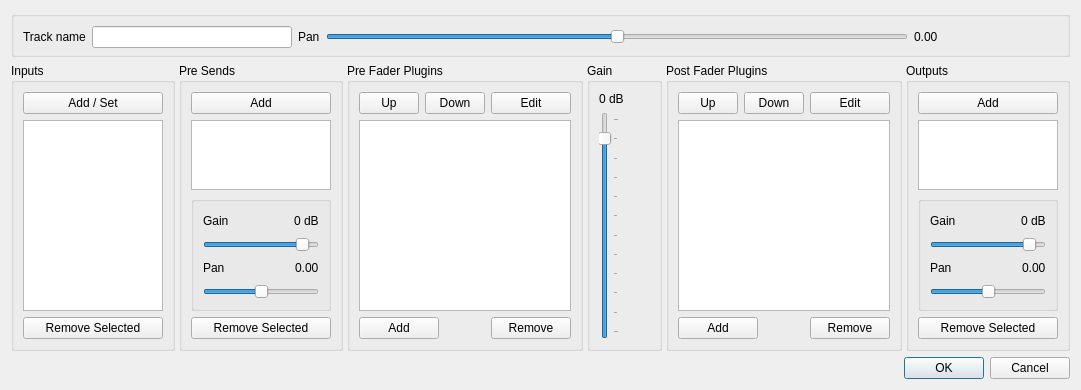
Above: src/sheetcanvas/ui/TTrackManagerDialog.ui from ErwanLegrand/Traverso-DAW before the change. Below: the same form after it.
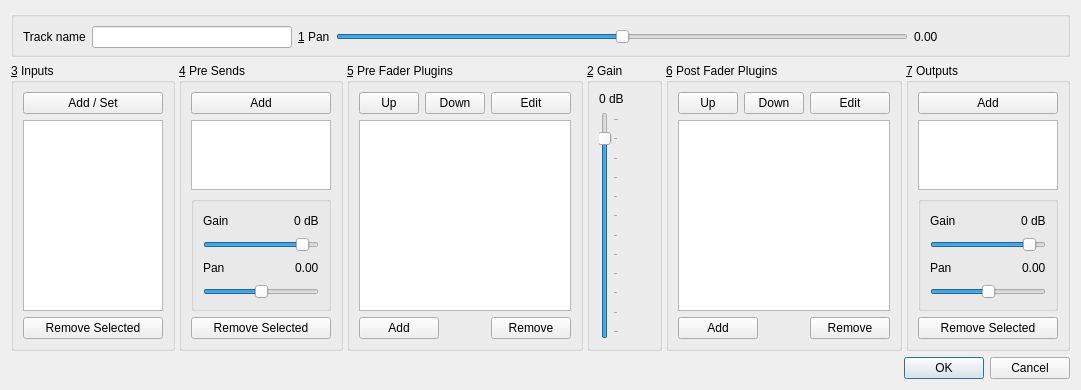
That is the form after the change.

Commit message: Added shortcut keys for quick navigation with qwerty

What changed in the file:
```diff
--- a/src/sheetcanvas/ui/TTrackManagerDialog.ui
+++ b/src/sheetcanvas/ui/TTrackManagerDialog.ui
@@ -6,7 +6,7 @@
    <rect>
     <x>0</x>
     <y>0</y>
-    <width>936</width>
+    <width>965</width>
     <height>378</height>
    </rect>
   </property>
@@ -51,7 +51,10 @@
         <item>
          <widget class="QLabel" name="label_15">
           <property name="text">
-           <string>Pan</string>
+           <string>&amp;1 Pan</string>
+          </property>
+          <property name="buddy">
+           <cstring>trackPanSlider</cstring>
           </property>
          </widget>
         </item>
@@ -119,7 +122,7 @@
      <item>
       <widget class="QGroupBox" name="groupBox">
        <property name="title">
-        <string>Inputs</string>
+        <string>&amp;3 Inputs</string>
        </property>
        <layout class="QVBoxLayout" name="verticalLayout_5">
         <item>
@@ -173,7 +176,7 @@
      <item>
       <widget class="QGroupBox" name="groupBox_2">
        <property name="title">
-        <string>Pre Sends</string>
+        <string>&amp;4 Pre Sends</string>
        </property>
        <layout class="QVBoxLayout" name="verticalLayout_6">
         <item>
@@ -348,7 +351,7 @@
         </size>
        </property>
        <property name="title">
-        <string>Pre Fader Plugins</string>
+        <string>&amp;5 Pre Fader Plugins</string>
        </property>
        <layout class="QVBoxLayout" name="verticalLayout_11">
         <item>
@@ -495,7 +498,7 @@
         </size>
        </property>
        <property name="title">
-        <string>Gain</string>
+        <string>&amp;2 Gain</string>
        </property>
        <layout class="QVBoxLayout" name="verticalLayout">
         <item>
@@ -542,7 +545,7 @@
         </size>
        </property>
        <property name="title">
-        <string>Post Fader Plugins</string>
+        <string>&amp;6 Post Fader Plugins</string>
        </property>
        <layout class="QVBoxLayout" name="verticalLayout_10">
         <item>
@@ -683,7 +686,7 @@
      <item>
       <widget class="QGroupBox" name="groupBox">
        <property name="title">
-        <string>Outputs</string>
+        <string>&amp;7 Outputs</string>
        </property>
        <layout class="QVBoxLayout" name="verticalLayout_2">
         <item>
```
The commit also changes 1 other file.
